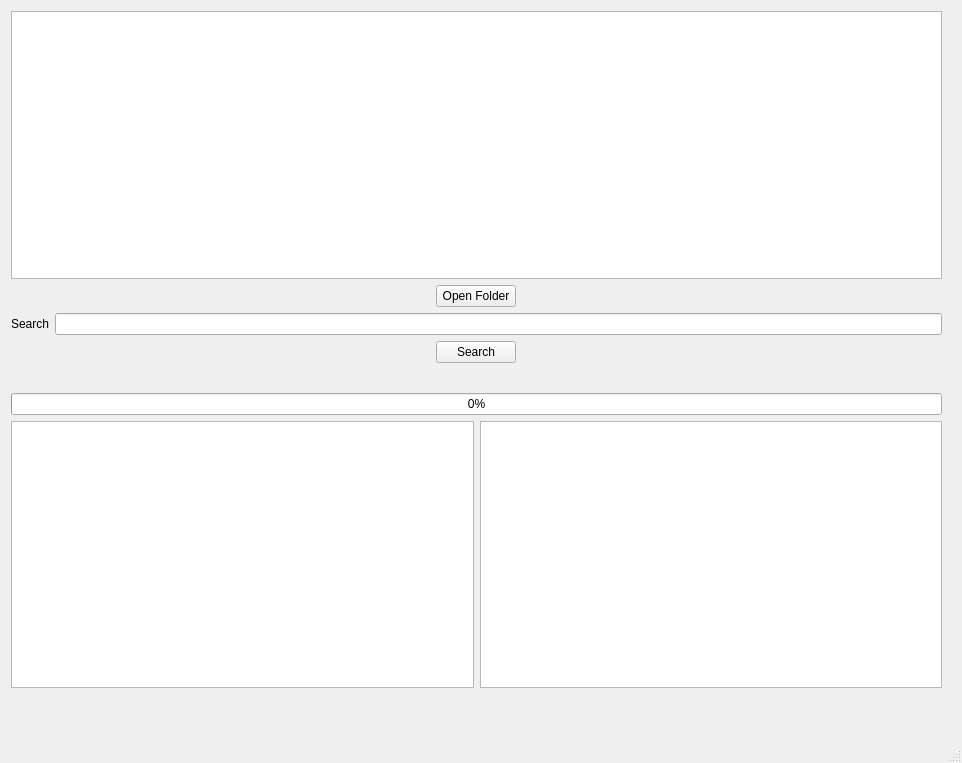
Before: the Qt Designer form Data_Structure/mainwindow.ui in YousefKhawaga/Memmoiry-allocation, drawn with Qt 5.
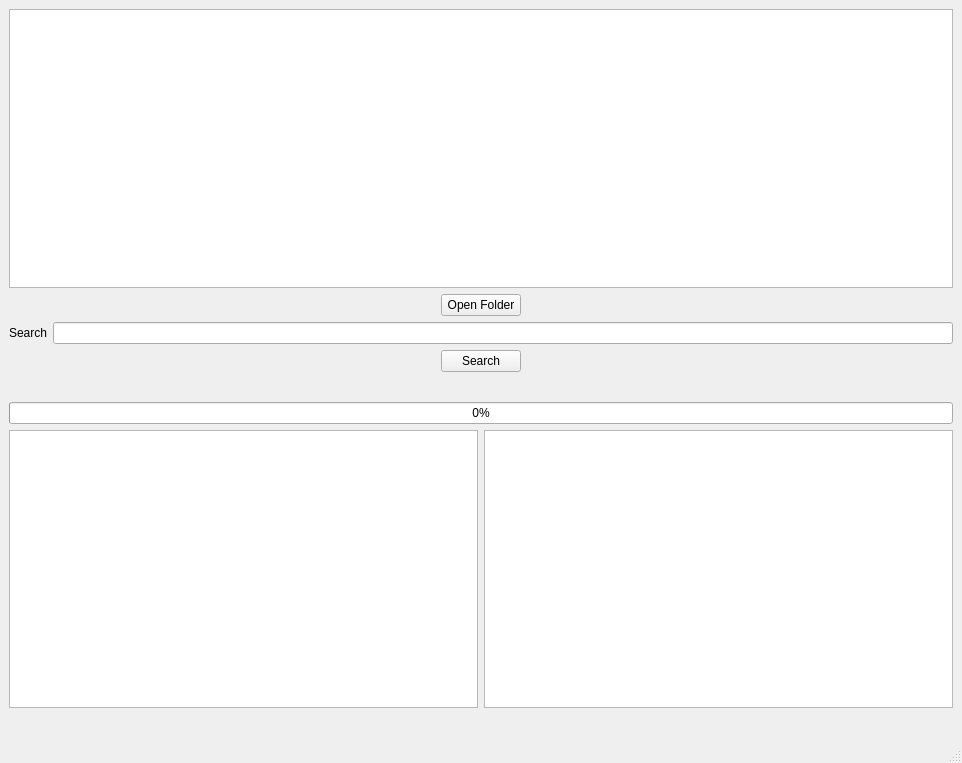
After: the same form once the commit is applied.

Diff of the .ui file:
```diff
--- a/Data_Structure/mainwindow.ui
+++ b/Data_Structure/mainwindow.ui
@@ -14,15 +14,8 @@
    <string>MainWindow</string>
   </property>
   <widget class="QWidget" name="centralwidget">
-   <widget class="QWidget" name="layoutWidget">
-    <property name="geometry">
-     <rect>
-      <x>11</x>
-      <y>11</y>
-      <width>931</width>
-      <height>701</height>
-     </rect>
-    </property>
+   <layout class="QVBoxLayout" name="verticalLayout_2">
+    <item>
     <layout class="QVBoxLayout" name="verticalLayout">
      <item>
       <widget class="QTreeView" name="treeView"/>
@@ -117,7 +110,8 @@
       </widget>
      </item>
     </layout>
-   </widget>
+    </item>
+   </layout>
   </widget>
   <widget class="QMenuBar" name="menubar">
    <property name="geometry">
```
Lines whose indentation alone changed are shown as unchanged.
